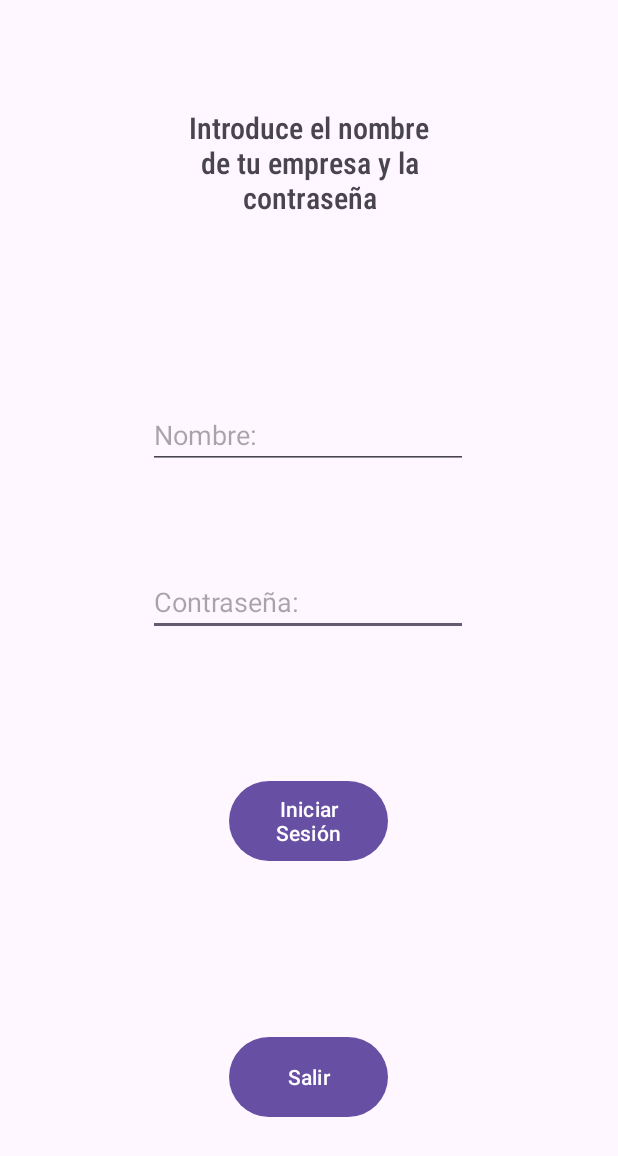
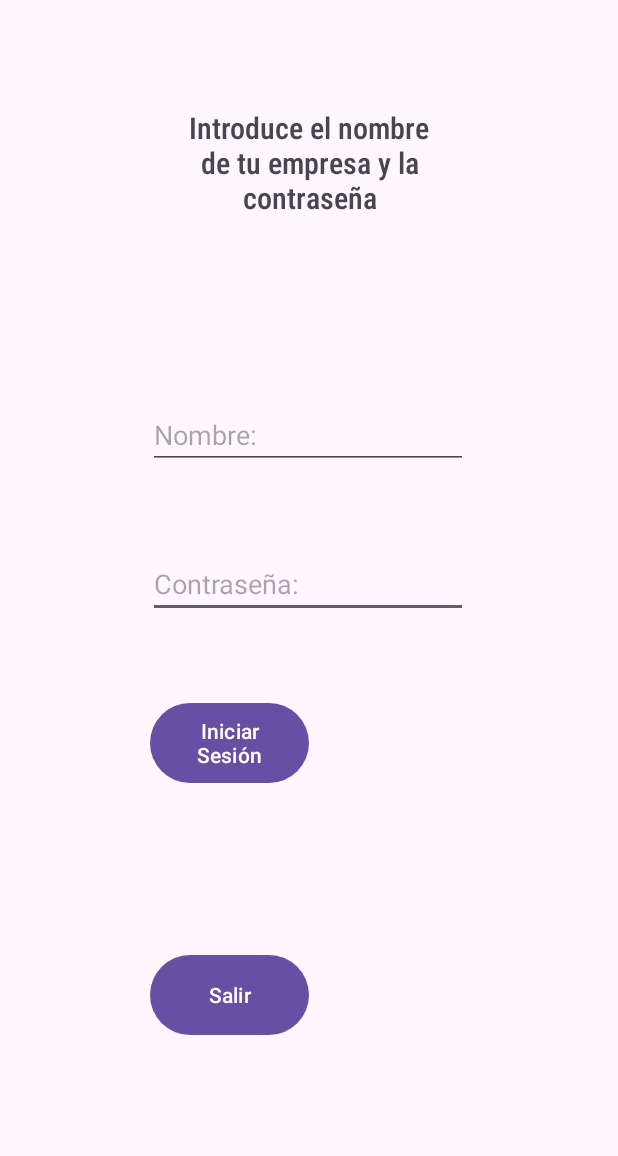
Before and after one commit to AsobrinoM/STOCKER2, an Android app: the screen it shows after launch (ActividadInicioSesion), on a phone screen of 412 x 824 dp. Shown: the top 1156 px of the screen. Run offline under Robolectric (Android 15) with nearby library versions, the phone set to English and light mode, and no system bars; our stand-ins replace Firebase (no records; nobody signed in at launch, a user with empty details on screens opened directly).

Commit message:
push
Stocker2 tiene futuro

```diff
--- a/app/src/main/java/com/example/stocker2/ActividadInicioSesion.kt
+++ b/app/src/main/java/com/example/stocker2/ActividadInicioSesion.kt
@@ -1,24 +1,65 @@
 package com.example.stocker2
 
+import android.content.Intent
 import android.os.Bundle
 import android.view.View
+import android.widget.Toast
 import androidx.appcompat.app.AppCompatActivity
 import com.example.stocker2.databinding.LayoutInicioSesionBinding
+import com.google.firebase.firestore.FirebaseFirestore
 
 class ActividadInicioSesion: AppCompatActivity() {
     public lateinit var binding: LayoutInicioSesionBinding
-
+    private val db= FirebaseFirestore.getInstance()
+    private val myCollection=db.collection("supermercados")
 
 
     override fun onCreate(savedInstanceState: Bundle?) {
         super.onCreate(savedInstanceState)
         crearObjetosDelXml()
+        binding.BTNABREREG.visibility=View.INVISIBLE
+        binding.BTNABREREG.isEnabled=false
+        binding.btnIniSec.setOnClickListener{
+            btInicioSesion()
+
+
+        }
 
     }
     private fun crearObjetosDelXml(){
         binding=LayoutInicioSesionBinding.inflate(layoutInflater)
         setContentView(binding.root)
 
+    }
+    fun btInicioSesion(){
+    myCollection.document(binding.ETISN.text.toString()).get()
+        .addOnSuccessListener {
+            if(it.exists()){
+
+
+
+            }
+            else{
+                resultadoOperacion("Esta empresa no está registrada, Quieres Registrarte?")
+                binding.BTNABREREG.visibility=View.VISIBLE
+                binding.BTNABREREG.isEnabled=true
+            }
+
+
+        }
+
+
+
+    }
+    private fun resultadoOperacion(mensaje:String){
+        binding.ETISN.setText("")
+        binding.etISC.setText("")
+
+        Toast.makeText(this,mensaje, Toast.LENGTH_LONG).show()
+    }
+    fun abrirRegistrar(view: View){
+        val intent= Intent(this,ActividadRegistro::class.java)
+        startActivity(intent)
     }
 
 
--- a/app/src/main/res/layout/layout_inicio_sesion.xml
+++ b/app/src/main/res/layout/layout_inicio_sesion.xml
@@ -43,10 +43,10 @@
         android:text="Salir"
         app:layout_constraintBottom_toBottomOf="parent"
         app:layout_constraintEnd_toEndOf="parent"
-        app:layout_constraintHorizontal_bias="0.498"
+        app:layout_constraintHorizontal_bias="0.327"
         app:layout_constraintStart_toStartOf="parent"
         app:layout_constraintTop_toBottomOf="@+id/ETISN"
-        app:layout_constraintVertical_bias="0.833" />
+        app:layout_constraintVertical_bias="0.711" />
 
     <TextView
         android:id="@+id/txtintrNomb"
@@ -79,10 +79,21 @@
         android:id="@+id/btnIniSec"
         android:layout_width="106dp"
         android:layout_height="61dp"
-        android:layout_marginTop="204dp"
+        android:layout_marginTop="152dp"
         android:text="@string/btIniSesi"
         app:layout_constraintEnd_toEndOf="parent"
-        app:layout_constraintHorizontal_bias="0.498"
+        app:layout_constraintHorizontal_bias="0.327"
         app:layout_constraintStart_toStartOf="parent"
         app:layout_constraintTop_toBottomOf="@+id/ETISN" />
+
+    <Button
+        android:id="@+id/BTNABREREG"
+        android:layout_width="wrap_content"
+        android:layout_height="wrap_content"
+        android:layout_marginEnd="28dp"
+        android:layout_marginBottom="164dp"
+        android:onClick="abrirRegistrar"
+        android:text="Registrarse"
+        app:layout_constraintBottom_toBottomOf="parent"
+        app:layout_constraintEnd_toEndOf="parent" />
 </androidx.constraintlayout.widget.ConstraintLayout>
```
